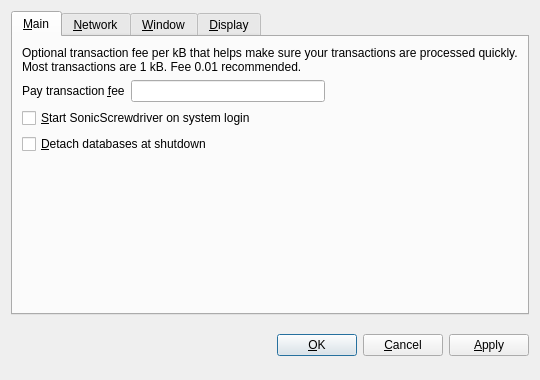
Qt form src/qt/forms/optionsdialog.ui (SonicScrew/SonicScrewdriver) before a commit.
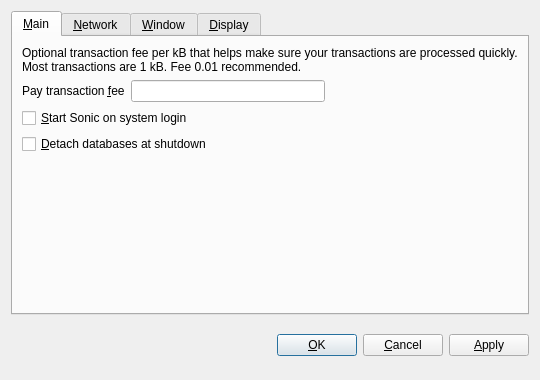
The same form after that commit. Custom widgets are drawn as their Qt base class.

The edit to the form file:
```diff
--- a/src/qt/forms/optionsdialog.ui
+++ b/src/qt/forms/optionsdialog.ui
@@ -88,7 +88,7 @@
           <string>Automatically start SonicScrewdriver after logging in to the system.</string>
          </property>
          <property name="text">
-          <string>&amp;Start SonicScrewdriver on system login</string>
+          <string>&amp;Start Sonic on system login</string>
          </property>
         </widget>
        </item>
```
Left out of the diff: 10 changed lines with no effect on the pictures.
